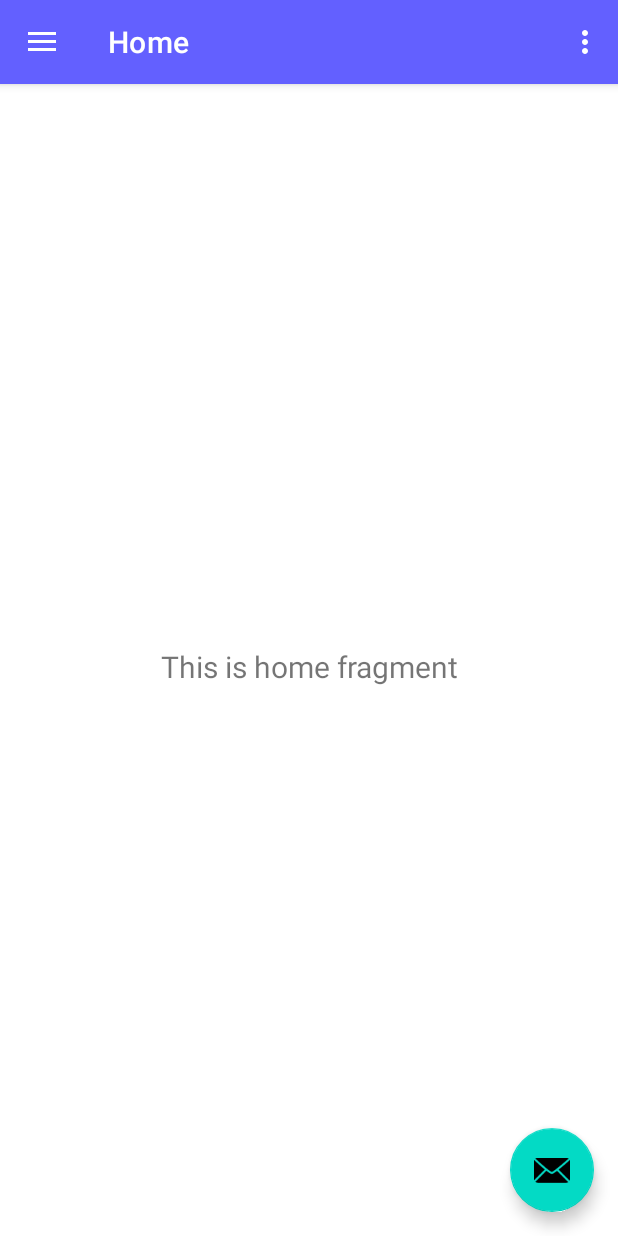
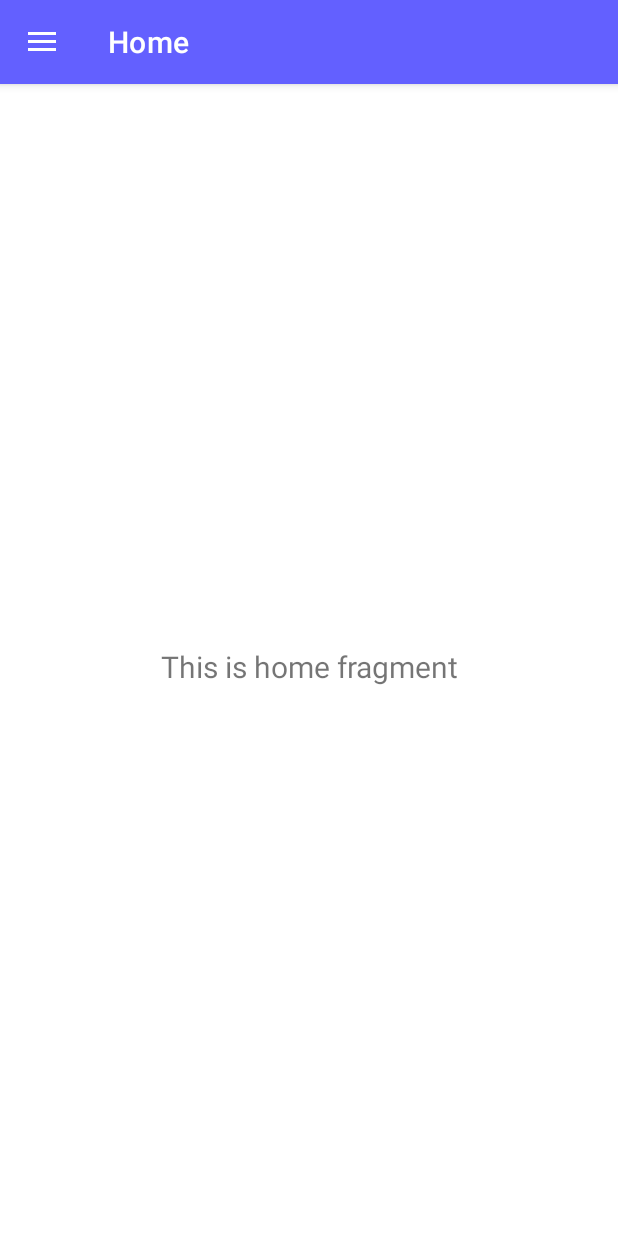
Before and after one commit to kyungminlee-12/Team33, an Android app: the screen it shows after launch (MainActivity), on a phone screen of 412 x 824 dp. Run offline under Robolectric (Android 15) with nearby library versions, the phone set to English and light mode, and no system bars; our stand-ins replace navigation-ui.

Commit message:
메일함과 setting 삭제 코드

```diff
--- a/app/src/main/java/com/example/team33/MainActivity.java
+++ b/app/src/main/java/com/example/team33/MainActivity.java
@@ -26,8 +26,9 @@ public class MainActivity extends AppCompatActivity {
         setContentView(R.layout.activity_main);
         Toolbar toolbar = findViewById(R.id.toolbar);
         setSupportActionBar(toolbar);
-        FloatingActionButton fab = findViewById(R.id.fab);
+        //FloatingActionButton fab = findViewById(R.id.fab);
 
+        /*
         fab.setOnClickListener(new View.OnClickListener() {
             @Override
             public void onClick(View view) {
@@ -35,6 +36,7 @@ public class MainActivity extends AppCompatActivity {
                         .setAction("Action", null).show();
             }
         });
+         */
 
         DrawerLayout drawer = findViewById(R.id.drawer_layout);
         NavigationView navigationView = findViewById(R.id.nav_view);
--- a/app/src/main/res/layout/app_bar_main.xml
+++ b/app/src/main/res/layout/app_bar_main.xml
@@ -23,6 +23,7 @@
 
     <include layout="@layout/content_main" />
 
+    <!--
     <com.google.android.material.floatingactionbutton.FloatingActionButton
         android:id="@+id/fab"
         android:layout_width="wrap_content"
@@ -30,6 +31,7 @@
         android:layout_gravity="bottom|end"
         android:layout_margin="@dimen/fab_margin"
         app:srcCompat="@android:drawable/ic_dialog_email" />
+        -->
 
 
 </androidx.coordinatorlayout.widget.CoordinatorLayout>
--- a/app/src/main/res/menu/main.xml
+++ b/app/src/main/res/menu/main.xml
@@ -1,9 +1,11 @@
 <?xml version="1.0" encoding="utf-8"?>
 <menu xmlns:android="http://schemas.android.com/apk/res/android"
     xmlns:app="http://schemas.android.com/apk/res-auto">
+    <!--
     <item
         android:id="@+id/action_settings"
         android:orderInCategory="100"
         android:title="@string/action_settings"
         app:showAsAction="never" />
+        -->
 </menu>
```
